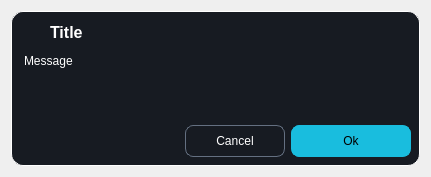
The window that confirmationdialog.ui (drillarium/FrameFlow) describes before a commit, drawn with Qt 5.
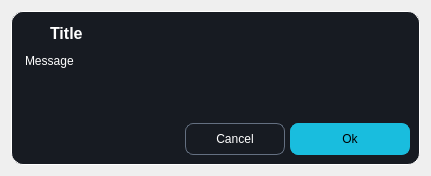
The same window after the commit. Icons and pictures are not drawn.

Patch:
```diff
--- a/confirmationdialog.ui
+++ b/confirmationdialog.ui
@@ -7,7 +7,7 @@
     <x>0</x>
     <y>0</y>
     <width>431</width>
-    <height>177</height>
+    <height>172</height>
    </rect>
   </property>
   <property name="windowTitle">
@@ -64,25 +64,25 @@
     <widget class="QWidget" name="mainWidget" native="true">
      <layout class="QVBoxLayout" name="verticalLayout">
       <property name="spacing">
-       <number>6</number>
+       <number>5</number>
       </property>
       <property name="leftMargin">
-       <number>9</number>
+       <number>10</number>
       </property>
       <property name="topMargin">
-       <number>9</number>
+       <number>10</number>
       </property>
       <property name="rightMargin">
-       <number>9</number>
+       <number>10</number>
       </property>
       <property name="bottomMargin">
-       <number>9</number>
+       <number>10</number>
       </property>
       <item>
        <widget class="QWidget" name="headerMessageWidget" native="true">
         <layout class="QHBoxLayout" name="horizontalLayout">
          <property name="spacing">
-          <number>6</number>
+          <number>5</number>
          </property>
          <property name="leftMargin">
           <number>0</number>
@@ -158,6 +158,9 @@
             <iconset resource="frameflow.qrc">
              <normaloff>:/FrameFlow/close.svg</normaloff>:/FrameFlow/close.svg</iconset>
            </property>
+           <property name="autoDefault">
+            <bool>false</bool>
+           </property>
            <property name="flat">
             <bool>true</bool>
            </property>
@@ -183,6 +186,9 @@
       <item>
        <widget class="QWidget" name="footerMessageWidget" native="true">
         <layout class="QHBoxLayout" name="horizontalLayout_2">
+         <property name="spacing">
+          <number>5</number>
+         </property>
          <property name="leftMargin">
           <number>0</number>
          </property>
@@ -228,6 +234,9 @@
            <property name="text">
             <string>Cancel</string>
            </property>
+           <property name="autoDefault">
+            <bool>false</bool>
+           </property>
           </widget>
          </item>
          <item>
@@ -250,6 +259,9 @@
            <property name="text">
             <string>Ok</string>
            </property>
+           <property name="default">
+            <bool>true</bool>
+           </property>
           </widget>
          </item>
         </layout>
```
